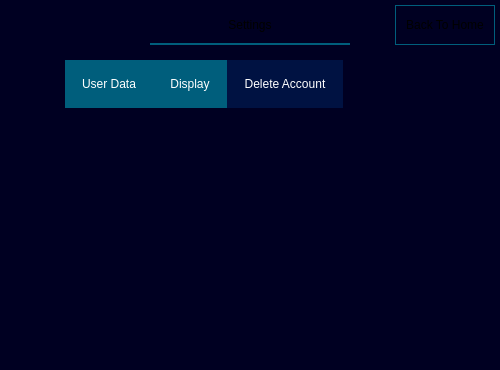
Above: desktop app/account/ui/accountsettings.ui from jparker2006/Contacts before the change. Below: the same form after it.
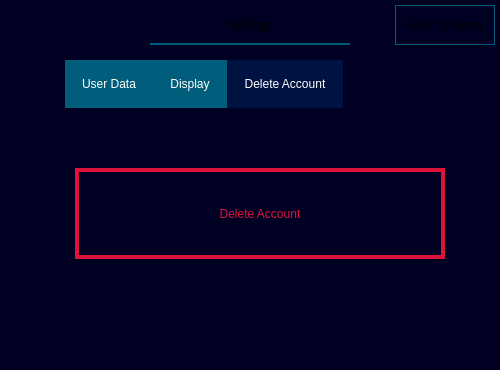
That is the form after the change. The open tabs and pages were chosen to show the change.

What changed in the file:
```diff
--- a/desktop app/account/ui/accountsettings.ui
+++ b/desktop app/account/ui/accountsettings.ui
@@ -237,6 +237,25 @@
      <attribute name="title">
       <string>Delete Account</string>
      </attribute>
+     <widget class="QPushButton" name="del">
+      <property name="geometry">
+       <rect>
+        <x>10</x>
+        <y>60</y>
+        <width>370</width>
+        <height>91</height>
+       </rect>
+      </property>
+      <property name="styleSheet">
+       <string notr="true">background: #000022;
+font: 300 25pt &quot;Open Sans Bold&quot;;
+border: 4px solid crimson;
+color: crimson;</string>
+      </property>
+      <property name="text">
+       <string>Delete Account</string>
+      </property>
+     </widget>
     </widget>
    </widget>
   </widget>
```
Left out of the diff: 4 changed lines with no effect on the pictures.
